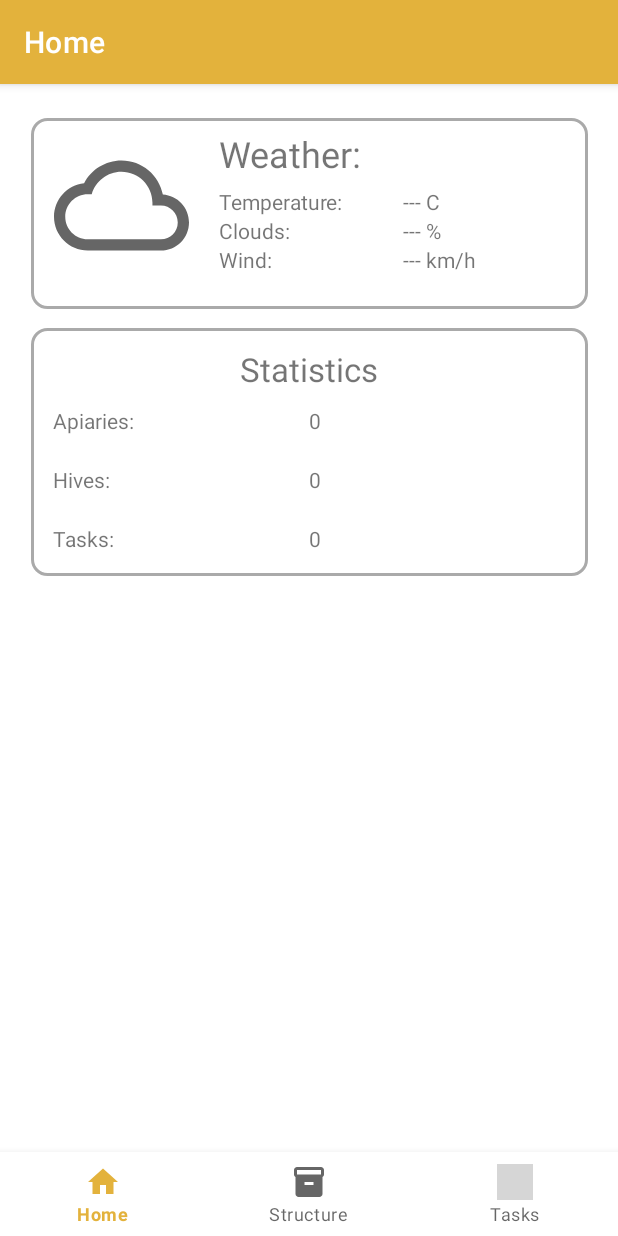
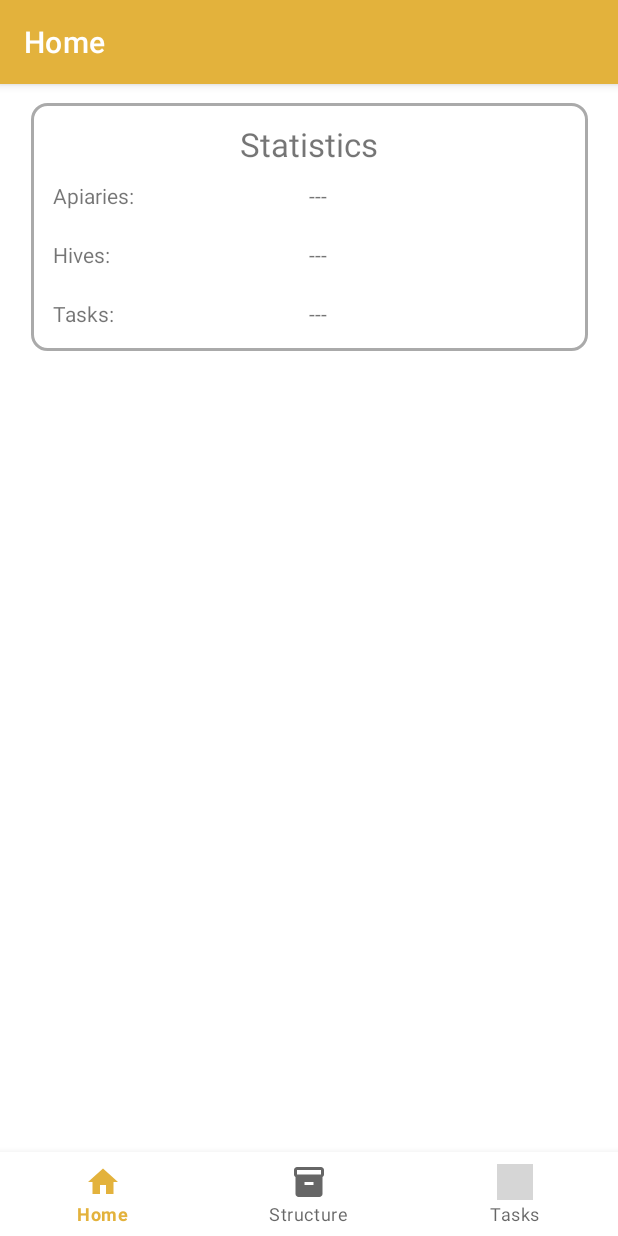
Before and after one commit to dragive/menadzerPasieki, an Android app: the HomeFragment screen opened directly, with no data from a screen before it, on a phone screen of 412 x 824 dp. Run offline under Robolectric (Android 15) with nearby library versions, the phone set to English and light mode, and no system bars; our stand-ins replace navigation-ui; grey boxes are pictures that could not be loaded.

Commit message:
Dodanie usuniêcia problematycznego kodu

```diff
--- a/app/src/main/java/pl/pasiekaradosna/menadzerpasieki/classes/SummaryFragment.kt
+++ b/app/src/main/java/pl/pasiekaradosna/menadzerpasieki/classes/SummaryFragment.kt
@@ -5,11 +5,7 @@ import android.view.LayoutInflater
 import android.view.View
 import android.view.ViewGroup
 import androidx.fragment.app.Fragment
-import kotlinx.android.synthetic.main.fragment_summary.tvSummaryApiaries
-import kotlinx.android.synthetic.main.fragment_summary.tvSummaryHives
-import kotlinx.android.synthetic.main.fragment_summary.tvSummaryTasks
 import pl.pasiekaradosna.menadzerpasieki.R
-import pl.pasiekaradosna.menadzerpasieki.services.ApiaryManagerDbHelper
 
 class SummaryFragment : Fragment() {
 
@@ -33,17 +29,18 @@ class SummaryFragment : Fragment() {
     override fun onStart() {
         super.onStart()
 
-
-        val apiaryManagerDbHelper = ApiaryManagerDbHelper(requireContext())
-
-        val hives: Int = apiaryManagerDbHelper.countAllHives()
-        val apiaries: Int = apiaryManagerDbHelper.countApiaries()
-        val tasks: Int = apiaryManagerDbHelper.countTasks()
-
-
-        this.tvSummaryApiaries.text = apiaries.toString()
-        this.tvSummaryHives.text = hives.toString()
-        this.tvSummaryTasks.text = tasks.toString()
+        //todo remake
+//
+//        val apiaryManagerDbHelper = ApiaryManagerDbHelper(requireContext())
+//
+//        val hives: Int = apiaryManagerDbHelper.countAllHives()
+//        val apiaries: Int = apiaryManagerDbHelper.countApiaries()
+//        val tasks: Int = apiaryManagerDbHelper.countTasks()
+//
+//
+//        this.tvSummaryApiaries.text = apiaries.toString()
+//        this.tvSummaryHives.text = hives.toString()
+//        this.tvSummaryTasks.text = tasks.toString()
 
 
     }
--- a/app/src/main/java/pl/pasiekaradosna/menadzerpasieki/gui/mainScreen/home/HomeFragment.kt
+++ b/app/src/main/java/pl/pasiekaradosna/menadzerpasieki/gui/mainScreen/home/HomeFragment.kt
@@ -1,14 +1,13 @@
 package pl.pasiekaradosna.menadzerpasieki.gui.mainScreen.home
 
+//import kotlinx.android.synthetic.main.fragment_home.fcvWeather
 import android.os.Bundle
 import android.view.LayoutInflater
 import android.view.View
 import android.view.ViewGroup
 import androidx.fragment.app.Fragment
 import androidx.lifecycle.ViewModelProvider
-import kotlinx.android.synthetic.main.fragment_home.fcvWeather
 import pl.pasiekaradosna.menadzerpasieki.databinding.FragmentHomeBinding
-import pl.pasiekaradosna.menadzerpasieki.gui.WeatherFragment
 
 class HomeFragment : Fragment() {
 
@@ -37,10 +36,11 @@ class HomeFragment : Fragment() {
     override fun onStart() {
         super.onStart()
 
-        fcvWeather.setOnClickListener {
-            (childFragmentManager.fragments[0] as WeatherFragment)
-                .getAndUpdateWeatherParameters()
-        }
+        //todo remake
+//        fcvWeather.setOnClickListener {
+//            (childFragmentManager.fragments[0] as WeatherFragment)
+//                .getAndUpdateWeatherParameters()
+//        }
 
     }
 
--- a/app/src/main/res/layout/fragment_apiary_item.xml
+++ b/app/src/main/res/layout/fragment_apiary_item.xml
@@ -15,7 +15,7 @@
         android:text="Name"
         app:layout_constraintStart_toStartOf="parent"
         app:layout_constraintTop_toTopOf="parent"
-        android:textSize="22dp"
+        android:textSize="22sp"
         />
 
     <LinearLayout
--- a/app/src/main/res/layout/fragment_home.xml
+++ b/app/src/main/res/layout/fragment_home.xml
@@ -32,19 +32,19 @@
 
         >
 
-        <androidx.fragment.app.FragmentContainerView
-            android:id="@+id/fcvWeather"
-            android:name="pl.pasiekaradosna.menadzerpasieki.gui.WeatherFragment"
-            android:layout_width="fill_parent"
-            android:layout_height="wrap_content"
-            android:layout_margin="10dp"
-            android:background="@drawable/shape_border_white"
-            android:clickable="false"
+<!--        <androidx.fragment.app.FragmentContainerView-->
+<!--            android:id="@+id/fcvWeather"-->
+<!--            android:name="pl.pasiekaradosna.menadzerpasieki.gui.WeatherFragment"-->
+<!--            android:layout_width="fill_parent"-->
+<!--            android:layout_height="wrap_content"-->
+<!--            android:layout_margin="10dp"-->
+<!--            android:background="@drawable/shape_border_white"-->
+<!--            android:clickable="false"-->
 
-            app:layout_constraintEnd_toEndOf="parent"
-            app:layout_constraintStart_toStartOf="parent"
-            app:layout_constraintTop_toTopOf="parent"
-            tools:layout="@layout/fragment_weather" />
+<!--            app:layout_constraintEnd_toEndOf="parent"-->
+<!--            app:layout_constraintStart_toStartOf="parent"-->
+<!--            app:layout_constraintTop_toTopOf="parent"-->
+<!--            tools:layout="@layout/fragment_weather" />-->
 
         <androidx.fragment.app.FragmentContainerView
             android:id="@+id/fcvSummary"
@@ -57,8 +57,9 @@
             app:layout_constraintBottom_toBottomOf="parent"
             app:layout_constraintEnd_toEndOf="parent"
             app:layout_constraintStart_toStartOf="parent"
-            app:layout_constraintTop_toBottomOf="@id/fcvWeather"
+
             tools:layout="@layout/fragment_summary" />
+        <!--            app:layout_constraintTop_toBottomOf="@id/fcvWeather"-->
     </androidx.constraintlayout.widget.ConstraintLayout>
 
 
```
Also changed, not shown: app/src/main/java/pl/pasiekaradosna/menadzerpasieki/gui/mainScreen/dashboard/DashboardFragment.kt (+8 -10 lines), app/src/main/java/pl/pasiekaradosna/menadzerpasieki/gui/mainScreen/notifications/NotificationsFragment.kt (+7 -10 lines), app/src/main/java/pl/pasiekaradosna/menadzerpasieki/services/ApiaryManagerDbHelper.kt (+43 -64 lines).
